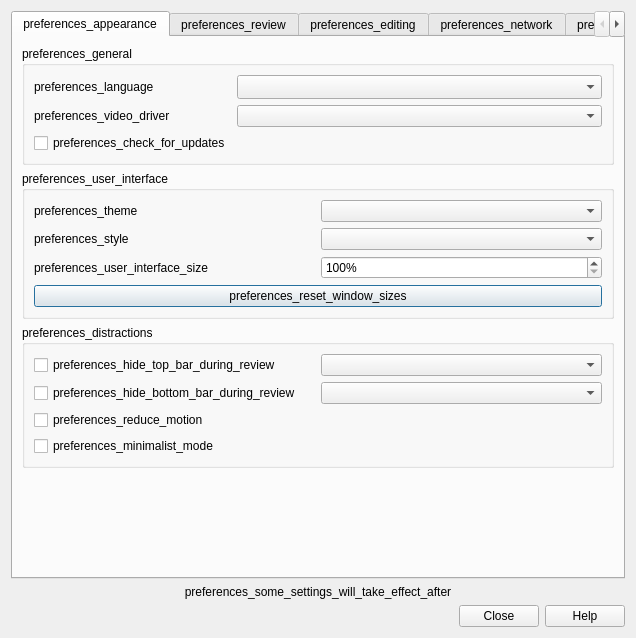
This is qt/aqt/forms/preferences.ui in ankitects/anki as Qt 5 draws it before an edit. The edited form follows.
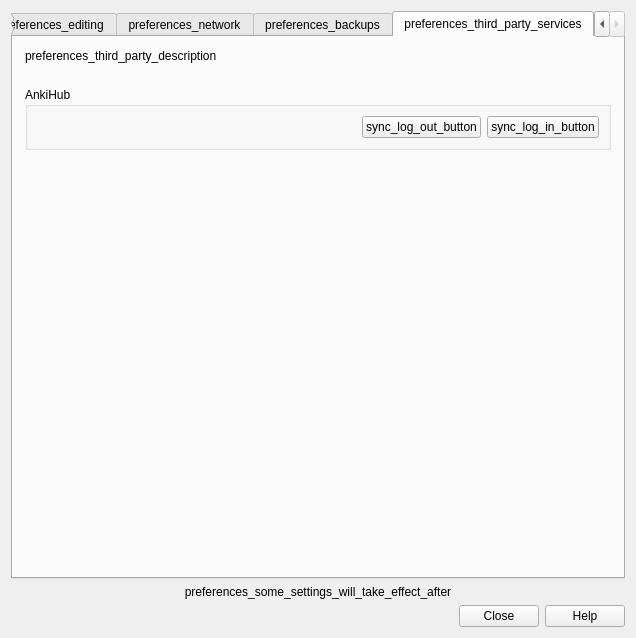
This is the edited form. The open tabs and pages were chosen to show the change.

Commit message: Integrate AnkiHub Sign-in (#3232)

Diff of the .ui file:
```diff
--- a/qt/aqt/forms/preferences.ui
+++ b/qt/aqt/forms/preferences.ui
@@ -82,7 +82,7 @@
             </property>
            </widget>
           </item>
-          <item>
+          <item row="2" column="0">
            <widget class="QCheckBox" name="check_for_updates">
             <property name="sizePolicy">
              <sizepolicy hsizetype="Fixed" vsizetype="Fixed">
@@ -1098,6 +1098,133 @@
        </item>
       </layout>
      </widget>
+     <widget class="QWidget" name="tab_3">
+      <attribute name="title">
+       <string>preferences_third_party_services</string>
+      </attribute>
+      <layout class="QVBoxLayout" name="verticalLayout_4">
+       <property name="spacing">
+        <number>12</number>
+       </property>
+       <property name="leftMargin">
+        <number>12</number>
+       </property>
+       <property name="topMargin">
+        <number>12</number>
+       </property>
+       <property name="rightMargin">
+        <number>12</number>
+       </property>
+       <property name="bottomMargin">
+        <number>12</number>
+       </property>
+       <item>
+        <widget class="QLabel" name="label">
+         <property name="sizePolicy">
+          <sizepolicy hsizetype="Preferred" vsizetype="Preferred">
+           <horstretch>0</horstretch>
+           <verstretch>0</verstretch>
+          </sizepolicy>
+         </property>
+         <property name="text">
+          <string>preferences_third_party_description</string>
+         </property>
+        </widget>
+       </item>
+       <item>
+        <spacer name="verticalSpacer">
+         <property name="orientation">
+          <enum>Qt::Vertical</enum>
+         </property>
+         <property name="sizeType">
+          <enum>QSizePolicy::Maximum</enum>
+         </property>
+         <property name="sizeHint" stdset="0">
+          <size>
+           <width>20</width>
+           <height>12</height>
+          </size>
+         </property>
+        </spacer>
+       </item>
+       <item>
+        <widget class="QGroupBox" name="groupBox_6">
+         <property name="sizePolicy">
+          <sizepolicy hsizetype="Preferred" vsizetype="Fixed">
+           <horstretch>0</horstretch>
+           <verstretch>0</verstretch>
+          </sizepolicy>
+         </property>
+         <property name="title">
+          <string notr="true">AnkiHub</string>
+         </property>
+         <layout class="QHBoxLayout" name="horizontalLayout">
+          <item>
+           <widget class="QLabel" name="syncAnkiHubUser">
+            <property name="sizePolicy">
+             <sizepolicy hsizetype="Preferred" vsizetype="Preferred">
+              <horstretch>0</horstretch>
+              <verstretch>0</verstretch>
+             </sizepolicy>
+            </property>
+            <property name="text">
+             <string/>
+            </property>
+            <property name="wordWrap">
+             <bool>true</bool>
+            </property>
+           </widget>
+          </item>
+          <item>
+           <widget class="QPushButton" name="syncAnkiHubLogout">
+            <property name="sizePolicy">
+             <sizepolicy hsizetype="Fixed" vsizetype="Fixed">
+              <horstretch>0</horstretch>
+              <verstretch>0</verstretch>
+             </sizepolicy>
+            </property>
+            <property name="text">
+             <string>sync_log_out_button</string>
+            </property>
+            <property name="autoDefault">
+             <bool>false</bool>
+            </property>
+           </widget>
+          </item>
+          <item>
+           <widget class="QPushButton" name="syncAnkiHubLogin">
+            <property name="sizePolicy">
+             <sizepolicy hsizetype="Fixed" vsizetype="Fixed">
+              <horstretch>0</horstretch>
+              <verstretch>0</verstretch>
+             </sizepolicy>
+            </property>
+            <property name="text">
+             <string>sync_log_in_button</string>
+            </property>
+            <property name="autoDefault">
+             <bool>false</bool>
+            </property>
+           </widget>
+          </item>
+         </layout>
+        </widget>
+       </item>
+       <item>
+        <spacer name="verticalspacer_13">
+         <property name="orientation">
+          <enum>Qt::Vertical</enum>
+         </property>
+         <property name="sizeHint" stdset="0">
+          <size>
+           <width>40</width>
+           <height>20</height>
+          </size>
+         </property>
+        </spacer>
+       </item>
+      </layout>
+     </widget>
     </widget>
    </item>
    <item>
```
Left out of the diff: 33 changed lines with no effect on the pictures. The commit also changes 17 other files.
